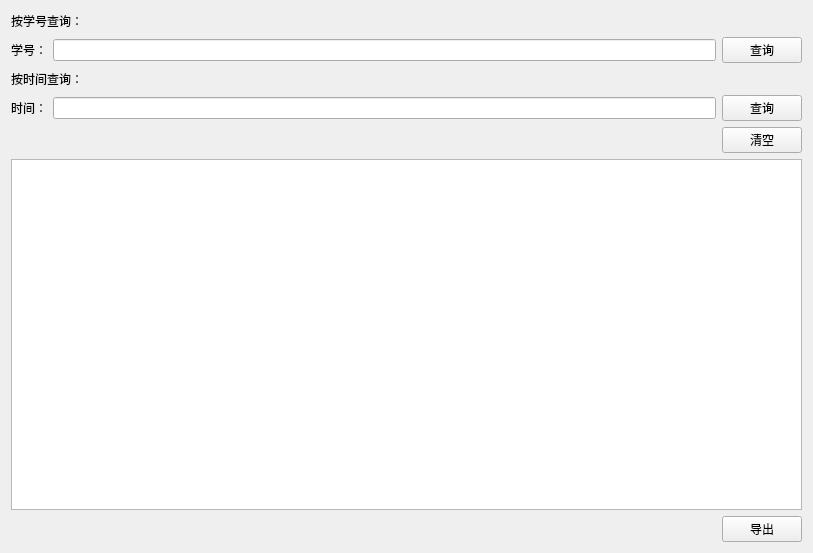
Before: the Qt Designer form src/gui/admiwidget/admin/ui_signmanager.ui in eagleqq/BaiDuFace, drawn with Qt 5.
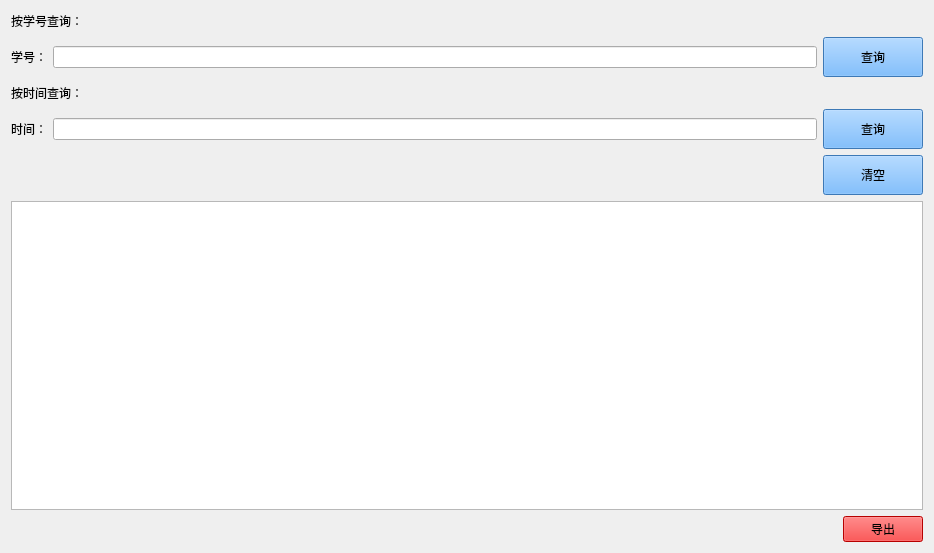
After: the same form once the commit is applied.

```diff
--- a/src/gui/admiwidget/admin/ui_signmanager.ui
+++ b/src/gui/admiwidget/admin/ui_signmanager.ui
@@ -6,13 +6,16 @@
    <rect>
     <x>0</x>
     <y>0</y>
-    <width>813</width>
+    <width>934</width>
     <height>553</height>
    </rect>
   </property>
   <property name="windowTitle">
    <string>Form</string>
   </property>
+  <property name="styleSheet">
+   <string notr="true">font: 75 16pt &quot;Aharoni&quot;;</string>
+  </property>
   <layout class="QGridLayout" name="gridLayout">
    <item row="0" column="0">
     <layout class="QVBoxLayout" name="verticalLayout">
@@ -54,6 +57,15 @@
        </item>
        <item>
         <widget class="QPushButton" name="pushButton_select_id">
+         <property name="minimumSize">
+          <size>
+           <width>100</width>
+           <height>40</height>
+          </size>
+         </property>
+         <property name="styleSheet">
+          <string notr="true">background-color: rgb(85, 170, 255);</string>
+         </property>
          <property name="text">
           <string>查询</string>
          </property>
@@ -99,6 +111,15 @@
        </item>
        <item>
         <widget class="QPushButton" name="pushButton_select_time">
+         <property name="minimumSize">
+          <size>
+           <width>100</width>
+           <height>40</height>
+          </size>
+         </property>
+         <property name="styleSheet">
+          <string notr="true">background-color: rgb(85, 170, 255);</string>
+         </property>
          <property name="text">
           <string>查询</string>
          </property>
@@ -125,6 +146,15 @@
      </item>
      <item>
       <widget class="QPushButton" name="pushButton_clear">
+       <property name="minimumSize">
+        <size>
+         <width>100</width>
+         <height>40</height>
+        </size>
+       </property>
+       <property name="styleSheet">
+        <string notr="true">background-color: rgb(85, 170, 255);</string>
+       </property>
        <property name="text">
         <string>清空</string>
        </property>
@@ -152,6 +182,9 @@
      </item>
      <item>
       <widget class="QPushButton" name="pushButton_export">
+       <property name="styleSheet">
+        <string notr="true">background-color: rgb(255, 0, 0);</string>
+       </property>
        <property name="text">
         <string>导出</string>
        </property>
```
